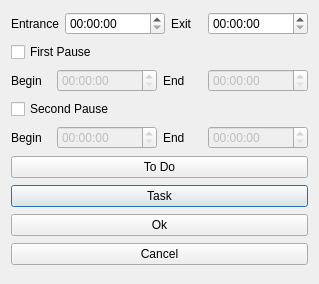
This is dialogday.ui in BackupTheBerlios/qbadgetask as Qt 5 draws it before an edit. The edited form follows.
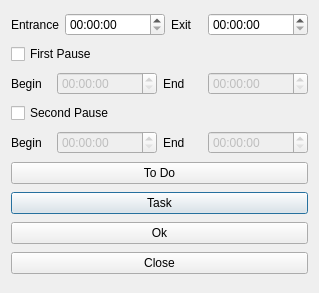
This is the edited form.

Commit message: Added statistics dialog

Diff of the .ui file:
```diff
--- a/dialogday.ui
+++ b/dialogday.ui
@@ -7,7 +7,7 @@
     <x>0</x>
     <y>0</y>
     <width>319</width>
-    <height>284</height>
+    <height>293</height>
    </rect>
   </property>
   <property name="windowTitle">
@@ -171,7 +171,7 @@
    <item row="8" column="0">
     <widget class="QPushButton" name="pushButton_3">
      <property name="text">
-      <string>Cancel</string>
+      <string>Close</string>
      </property>
     </widget>
    </item>
```
The commit also changes 4 other files.
